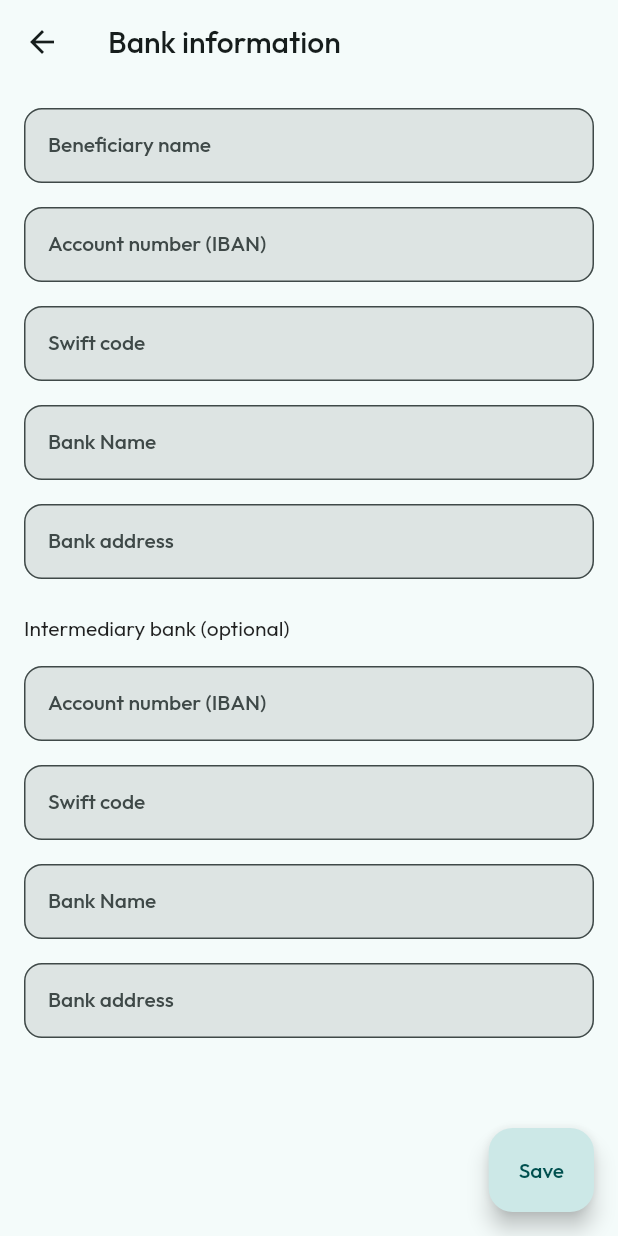
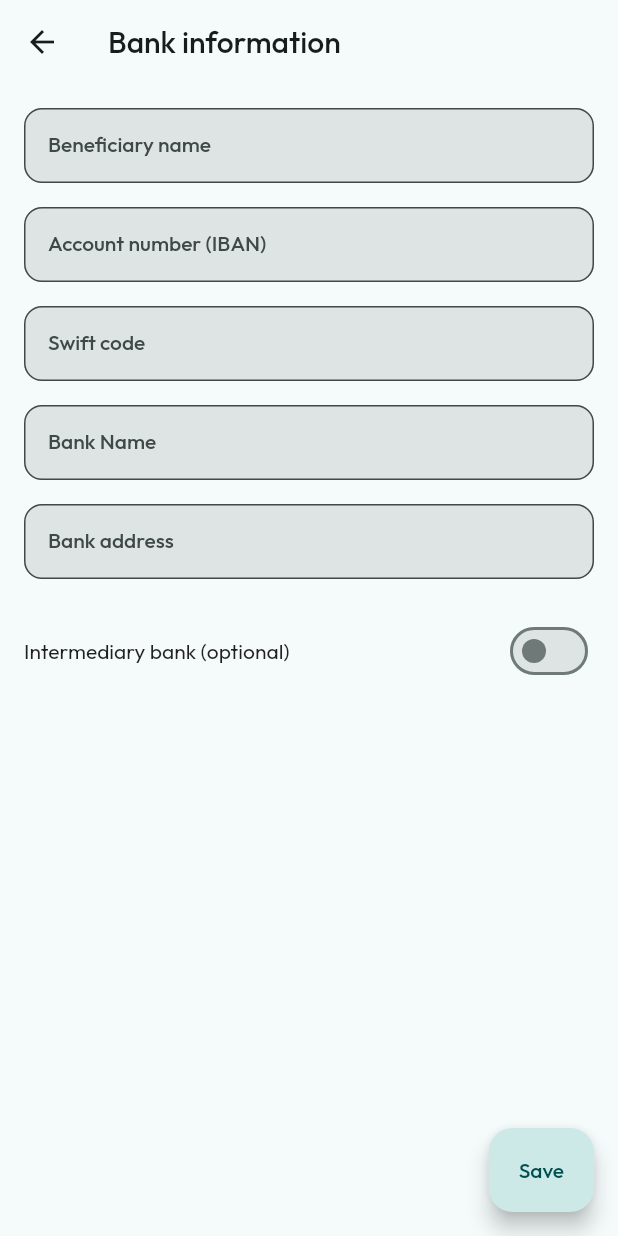
Before and after one commit to theolm/ambush-app, a Flutter app: the BankInfoPage screen opened by its route, on a phone screen of 412 x 824 dp. Run offline on Flutter 3.47's test engine with Material 2 defaults, Android fonts, the phone set to English and light mode, and no system bars; drawn by our look-alikes of dynamic_color; our stand-ins replace auto_route, flutter_mobx, get_it, google_fonts, hive, hive_flutter and 5 more; accounts and stored records are empty; generated files the repository leaves out were written again.

Commit message:
Adding bank validator

```diff
--- a/lib/src/features/settings/presentation/bank/bank_info_page.dart
+++ b/lib/src/features/settings/presentation/bank/bank_info_page.dart
@@ -1,7 +1,9 @@
 import 'package:auto_route/auto_route.dart';
 import 'package:flutter/material.dart';
+import 'package:flutter_mobx/flutter_mobx.dart';
 import 'package:invoice_app/src/core/di/di.dart';
 import 'package:invoice_app/src/core/domain/const.dart';
+import 'package:invoice_app/src/core/presenter/components/field_validators.dart';
 
 import '../save_fab.dart';
 import 'bank_info_viewmodel.dart';
@@ -20,20 +22,29 @@ class BankInfoPage extends StatelessWidget {
       appBar: AppBar(title: const Text("Bank information")),
       floatingActionButton: SaveFab(
         onClick: () async {
+          if (_viewModel.formKey.currentState!.validate()) {
             await _viewModel.saveBankInfo();
             navigator.pop();
+          }
         },
       ),
-      body: ListView(
+      body: Observer(
+        builder: (context) {
+          return Form(
+            key: _viewModel.formKey,
+            child: ListView(
               padding: const EdgeInsets.symmetric(
                 vertical: regularMargin,
                 horizontal: regularMargin,
               ),
               children: [
                 TextFormField(
-            decoration: const InputDecoration(labelText: "Beneficiary name"),
+                  decoration:
+                      const InputDecoration(labelText: "Beneficiary name"),
                   textInputAction: TextInputAction.next,
                   controller: _viewModel.beneficiaryNameController,
+                  validator: requiredFieldValidator,
+                  autovalidateMode: AutovalidateMode.onUserInteraction,
                 ),
                 const SizedBox(height: regularBetweenFields),
                 TextFormField(
@@ -41,18 +52,24 @@ class BankInfoPage extends StatelessWidget {
                       const InputDecoration(labelText: "Account number (IBAN)"),
                   textInputAction: TextInputAction.next,
                   controller: _viewModel.ibanController,
+                  validator: requiredFieldValidator,
+                  autovalidateMode: AutovalidateMode.onUserInteraction,
                 ),
                 const SizedBox(height: regularBetweenFields),
                 TextFormField(
                   decoration: const InputDecoration(labelText: "Swift code"),
                   textInputAction: TextInputAction.next,
                   controller: _viewModel.swiftController,
+                  validator: requiredFieldValidator,
+                  autovalidateMode: AutovalidateMode.onUserInteraction,
                 ),
                 const SizedBox(height: regularBetweenFields),
                 TextFormField(
                   decoration: const InputDecoration(labelText: "Bank Name"),
                   textInputAction: TextInputAction.next,
                   controller: _viewModel.bankNameController,
+                  validator: requiredFieldValidator,
+                  autovalidateMode: AutovalidateMode.onUserInteraction,
                 ),
                 const SizedBox(height: regularBetweenFields),
                 TextFormField(
@@ -61,39 +78,80 @@ class BankInfoPage extends StatelessWidget {
                   controller: _viewModel.bankAddressController,
                   maxLines: null,
                   minLines: null,
+                  validator: requiredFieldValidator,
+                  autovalidateMode: AutovalidateMode.onUserInteraction,
                 ),
                 const SizedBox(height: bigBetweenFields),
-          const Text("Intermediary bank (optional)"),
+                Row(
+                  children: [
+                    const Expanded(child: Text("Intermediary bank (optional)")),
+                    Switch(
+                      value: _viewModel.isIntermediaryBankEnabled,
+                      onChanged: (value) {
+                        _viewModel.setIntermediaryBankEnabled(value);
+                      },
+                    ),
+                  ],
+                ),
+                Visibility(
+                  visible: _viewModel.isIntermediaryBankEnabled,
+                  child: Column(
+                    children: [
+                      const SizedBox(height: regularBetweenFields),
+                      TextFormField(
+                        decoration: const InputDecoration(
+                            labelText: "Account number (IBAN)"),
+                        textInputAction: TextInputAction.next,
+                        controller: _viewModel.intIbanController,
+                        validator: _validateIntBank,
+                        autovalidateMode: AutovalidateMode.onUserInteraction,
+                      ),
                       const SizedBox(height: regularBetweenFields),
                       TextFormField(
                         decoration:
-                const InputDecoration(labelText: "Account number (IBAN)"),
+                            const InputDecoration(labelText: "Swift code"),
                         textInputAction: TextInputAction.next,
-            controller: _viewModel.intIbanController,
+                        controller: _viewModel.intSwiftController,
+                        validator: _validateIntBank,
+                        autovalidateMode: AutovalidateMode.onUserInteraction,
                       ),
                       const SizedBox(height: regularBetweenFields),
                       TextFormField(
-            decoration: const InputDecoration(labelText: "Swift code"),
+                        decoration:
+                            const InputDecoration(labelText: "Bank Name"),
                         textInputAction: TextInputAction.next,
-            controller: _viewModel.intSwiftController,
+                        controller: _viewModel.intBankNameController,
+                        validator: _validateIntBank,
+                        autovalidateMode: AutovalidateMode.onUserInteraction,
                       ),
                       const SizedBox(height: regularBetweenFields),
                       TextFormField(
-            decoration: const InputDecoration(labelText: "Bank Name"),
-            textInputAction: TextInputAction.next,
-            controller: _viewModel.intBankNameController,
-          ),
-          const SizedBox(height: regularBetweenFields),
-          TextFormField(
-            decoration: const InputDecoration(labelText: "Bank address"),
+                        decoration:
+                            const InputDecoration(labelText: "Bank address"),
                         maxLines: null,
                         minLines: null,
                         textInputAction: TextInputAction.next,
                         controller: _viewModel.intBankAddressController,
+                        validator: _validateIntBank,
+                        autovalidateMode: AutovalidateMode.onUserInteraction,
+                      ),
+                    ],
+                  ),
                 ),
                 const SizedBox(height: regularBetweenFields * 5),
               ],
             ),
           );
+        },
+      ),
+    );
+  }
+
+  String? _validateIntBank(String? value) {
+    if (!_viewModel.isIntermediaryBankEnabled) return null;
+    if (value == null || value.isEmpty) {
+      return "Required filed";
+    }
+    return null;
   }
 }
--- a/lib/src/features/settings/presentation/bank/bank_info_viewmodel.dart
+++ b/lib/src/features/settings/presentation/bank/bank_info_viewmodel.dart
@@ -21,7 +21,7 @@ abstract class _BankInfoViewModelBase with Store {
   _BankInfoViewModelBase(this._getBankInfo, this._saveBankInfo) {
     var bankInfo = _getBankInfo.get();
 
-    if(bankInfo != null) {
+    if (bankInfo != null) {
       beneficiaryNameController.text = bankInfo.beneficiaryName;
 
       ibanController.text = bankInfo.main.iban;
@@ -29,22 +29,34 @@ abstract class _BankInfoViewModelBase with Store {
       bankNameController.text = bankInfo.main.bankName;
       bankAddressController.text = bankInfo.main.bankAddress;
 
-      intIbanController.text = bankInfo.intermediary?.iban ?? "";
-      intSwiftController.text = bankInfo.intermediary?.swift ?? "";
-      intBankNameController.text = bankInfo.intermediary?.bankName ?? "";
-      intBankAddressController.text = bankInfo.intermediary?.bankAddress ?? "";
+      if(bankInfo.intermediary != null) {
+        isIntermediaryBankEnabled = true;
+        intIbanController.text = bankInfo.intermediary!.iban;
+        intSwiftController.text = bankInfo.intermediary!.swift;
+        intBankNameController.text = bankInfo.intermediary!.bankName;
+        intBankAddressController.text = bankInfo.intermediary!.bankAddress;
+      }
     }
   }
 
-  var beneficiaryNameController = TextEditingController();
-  var ibanController = TextEditingController();
-  var swiftController = TextEditingController();
-  var bankNameController = TextEditingController();
-  var bankAddressController = TextEditingController();
-  var intSwiftController = TextEditingController();
-  var intBankNameController = TextEditingController();
-  var intBankAddressController = TextEditingController();
-  var intIbanController = TextEditingController();
+  final formKey = GlobalKey<FormState>();
+  final beneficiaryNameController = TextEditingController();
+  final ibanController = TextEditingController();
+  final swiftController = TextEditingController();
+  final bankNameController = TextEditingController();
+  final bankAddressController = TextEditingController();
+  final intSwiftController = TextEditingController();
+  final intBankNameController = TextEditingController();
+  final intBankAddressController = TextEditingController();
+  final intIbanController = TextEditingController();
+
+  @observable
+  bool isIntermediaryBankEnabled = false;
+
+  @action
+  void setIntermediaryBankEnabled(bool value) {
+    isIntermediaryBankEnabled = value;
+  }
 
   Future saveBankInfo() async {
     var mainBank = Bank(
```
Lines whose indentation alone changed are shown as unchanged.
